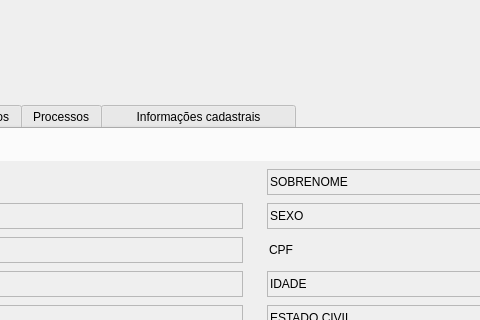
newprev/PrevCliente, file Design/UI/wdgInfoGeralCliente.ui: the form before one commit; both pictures show x 303 to 783 and y 0 to 320 of the 1115 by 622 pixel window.
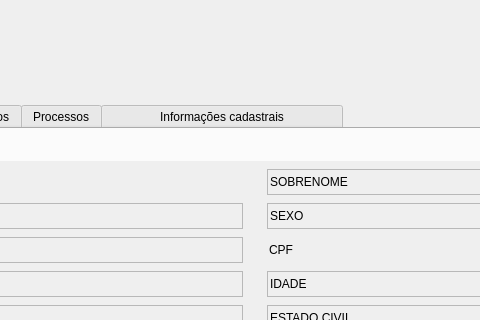
The form after the commit.

The edit to the form file:
```diff
--- a/Design/UI/wdgInfoGeralCliente.ui
+++ b/Design/UI/wdgInfoGeralCliente.ui
@@ -298,11 +298,17 @@
             <number>0</number>
            </property>
            <property name="elideMode">
-            <enum>Qt::ElideNone</enum>
+            <enum>Qt::ElideRight</enum>
            </property>
            <property name="usesScrollButtons">
             <bool>false</bool>
            </property>
+           <property name="movable">
+            <bool>true</bool>
+           </property>
+           <property name="tabBarAutoHide">
+            <bool>true</bool>
+           </property>
            <widget class="QWidget" name="tabInfoPessoais">
             <property name="styleSheet">
              <string notr="true">/*---------------------------------------- Frames ----------------------------------------*/
@@ -1936,7 +1942,7 @@
 </string>
             </property>
             <attribute name="title">
-             <string>       Informações cadastrais       </string>
+             <string>              Informações cadastrais              </string>
             </attribute>
             <layout class="QHBoxLayout" name="horizontalLayout_25">
              <property name="topMargin">
```
Left out of the diff: 46 changed lines with no effect on the pictures.
